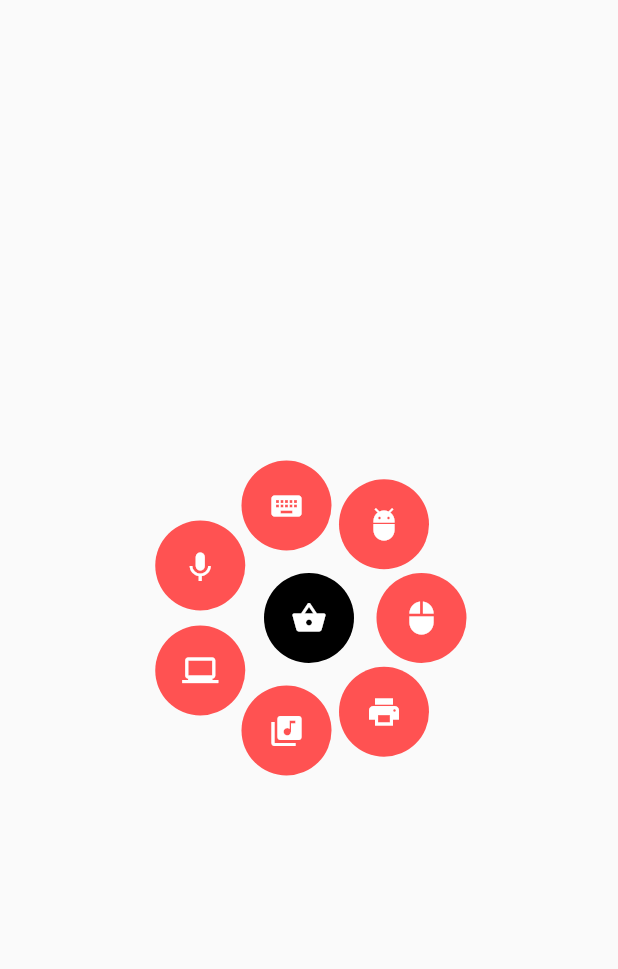
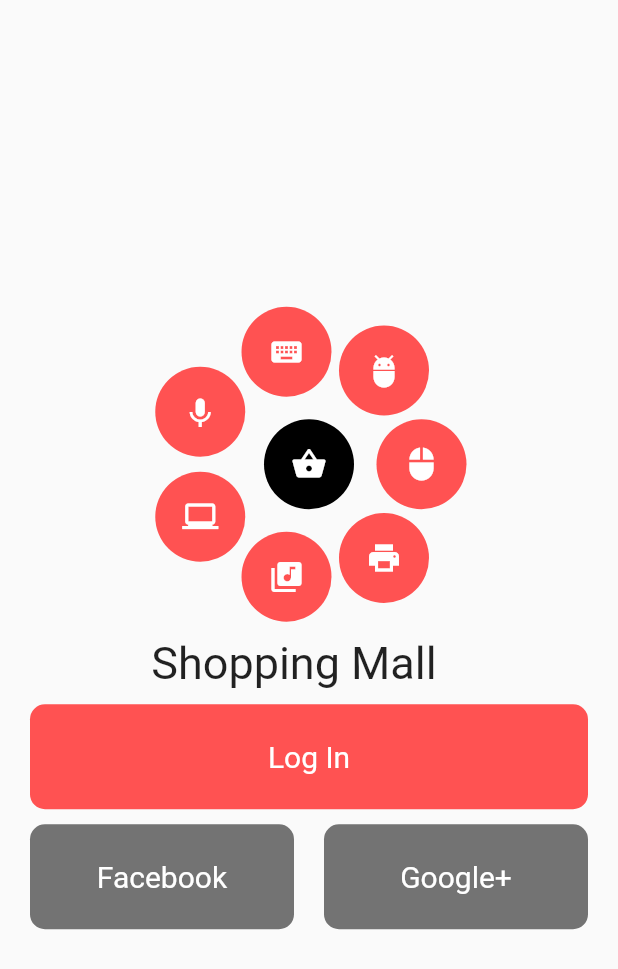
Before and after one commit to 3112Forever/Flutter_UI_Tranning_2, a Flutter app: the screen it shows after launch, on a phone screen of 412 x 824 dp. Shown: the top 969 px of the screen. Run offline on Flutter 3.47's test engine with Material 2 defaults, Android fonts, the phone set to English and light mode, and no system bars.

Commit message:
Shopping Stack Using

```diff
--- a/lib/main.dart
+++ b/lib/main.dart
@@ -142,7 +142,83 @@ class MyHomePage extends StatelessWidget {
 
 
             ],
-            )
+            ),
+
+            new Row(
+              mainAxisAlignment: MainAxisAlignment.center,
+              children: <Widget>[
+                Padding(
+
+                  padding : const EdgeInsets.only(top: 10.0, right: 20.0),
+                child: new Text(
+                  "Shopping Mall",style: new TextStyle(fontSize: 30.0),
+                ),
+                ),
+              ],
+            ),
+
+            new Row(
+              children: <Widget>[
+                Expanded(
+                  child: Padding(
+                    padding: const EdgeInsets.only(left: 20.0, right: 20.0, top: 10.0),
+                    child: new Container(
+                      alignment: Alignment.center,
+                      height: 70.0,
+                      // width: 70.0,
+                      decoration: new BoxDecoration(
+                        color: Colors.redAccent,
+                        borderRadius: BorderRadius.circular(10.0)
+                      ),
+
+                      child: new Text('Log In',style: new TextStyle(fontSize: 20.0,color: Colors.white)),
+                    ),
+                  ),
+                ),
+              ],
+            ),
+
+
+            new Row(
+              children: <Widget>[
+                Expanded(
+                  child: Padding(
+                    padding: const EdgeInsets.only(left: 20.0, right: 10.0, top: 10.0),
+                    child: new Container(
+                      alignment: Alignment.center,
+                      height: 70.0,
+                      // width: 70.0,
+                      decoration: new BoxDecoration(
+                          color: Colors.black54,
+                          borderRadius: BorderRadius.circular(10.0)
+                      ),
+
+                      child: new Text('Facebook',style: new TextStyle(fontSize: 20.0,color: Colors.white)),
+                    ),
+                  ),
+                ),
+
+                Expanded(
+                  child: Padding(
+                    padding: const EdgeInsets.only(left: 10.0, right: 20.0, top: 10.0),
+                    child: new Container(
+                      alignment: Alignment.center,
+                      height: 70.0,
+                      // width: 70.0,
+                      decoration: new BoxDecoration(
+                          color: Colors.black54,
+                          borderRadius: BorderRadius.circular(10.0)
+                      ),
+
+                      child: new Text('Google+',style: new TextStyle(fontSize: 20.0,color: Colors.white)),
+                    ),
+                  ),
+                )
+
+
+              ],
+            ),
+
           ],
         ),
       ),
```
